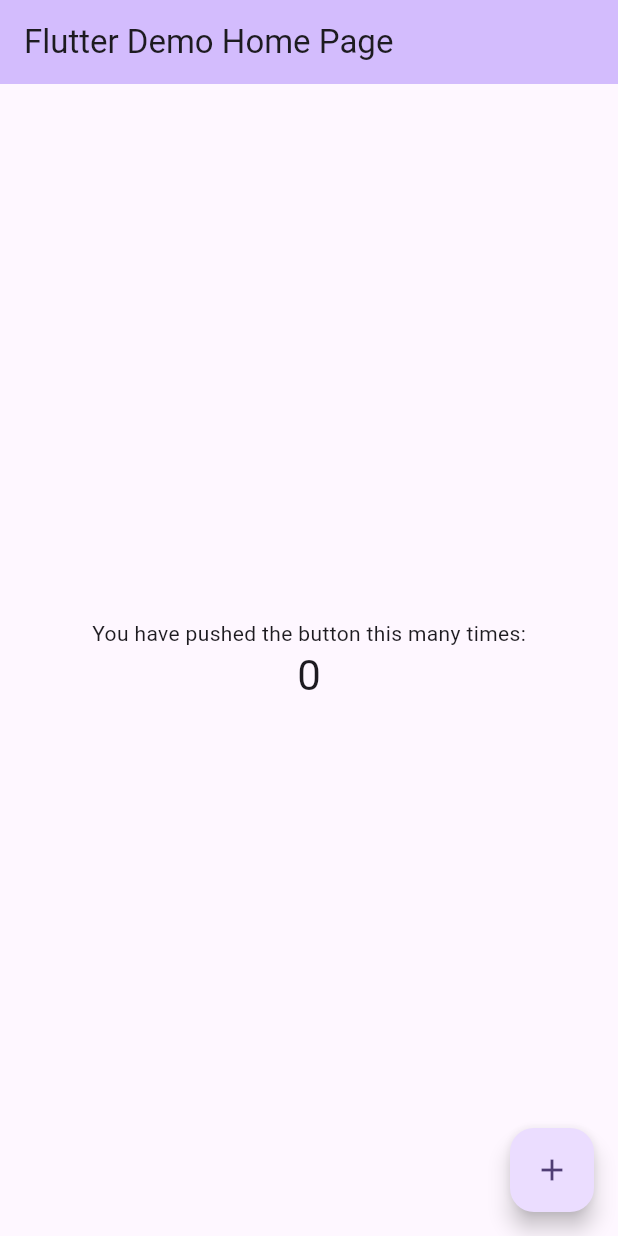
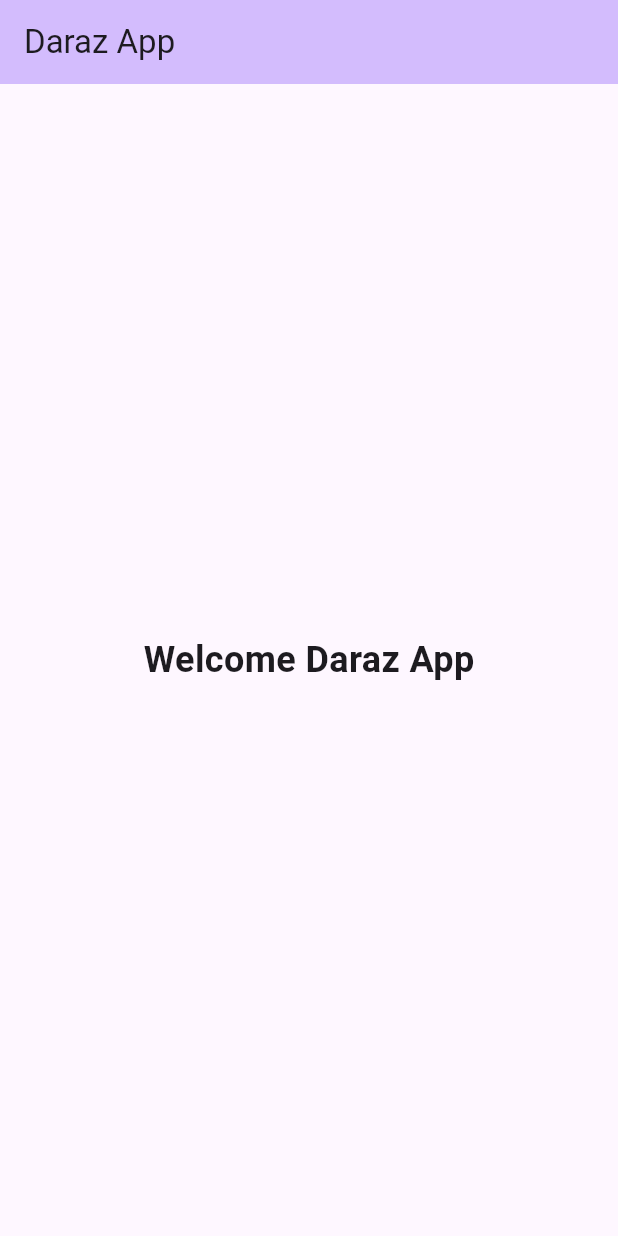
Before and after one commit to gauravkhatriweb/daraz_app, a Flutter app: the screen it shows after launch, on a phone screen of 412 x 824 dp. Run offline on Flutter 3.47's test engine with Material 3 defaults, Android fonts, the phone set to English and light mode, and no system bars.

```diff
--- a/lib/main.dart
+++ b/lib/main.dart
@@ -7,119 +7,38 @@ void main() {
 class MyApp extends StatelessWidget {
   const MyApp({super.key});
 
-  // This widget is the root of your application.
   @override
   Widget build(BuildContext context) {
     return MaterialApp(
-      title: 'Flutter Demo',
+      title: 'Daraz App',
       theme: ThemeData(
-        // This is the theme of your application.
-        //
-        // TRY THIS: Try running your application with "flutter run". You'll see
-        // the application has a purple toolbar. Then, without quitting the app,
-        // try changing the seedColor in the colorScheme below to Colors.green
-        // and then invoke "hot reload" (save your changes or press the "hot
-        // reload" button in a Flutter-supported IDE, or press "r" if you used
-        // the command line to start the app).
-        //
-        // Notice that the counter didn't reset back to zero; the application
-        // state is not lost during the reload. To reset the state, use hot
-        // restart instead.
-        //
-        // This works for code too, not just values: Most code changes can be
-        // tested with just a hot reload.
         colorScheme: ColorScheme.fromSeed(seedColor: Colors.deepPurple),
         useMaterial3: true,
       ),
-      home: const MyHomePage(title: 'Flutter Demo Home Page'),
+      home: const HomePage(),
     );
   }
 }
 
-class MyHomePage extends StatefulWidget {
-  const MyHomePage({super.key, required this.title});
-
-  // This widget is the home page of your application. It is stateful, meaning
-  // that it has a State object (defined below) that contains fields that affect
-  // how it looks.
-
-  // This class is the configuration for the state. It holds the values (in this
-  // case the title) provided by the parent (in this case the App widget) and
-  // used by the build method of the State. Fields in a Widget subclass are
-  // always marked "final".
-
-  final String title;
-
-  @override
-  State<MyHomePage> createState() => _MyHomePageState();
-}
-
-class _MyHomePageState extends State<MyHomePage> {
-  int _counter = 0;
-
-  void _incrementCounter() {
-    setState(() {
-      // This call to setState tells the Flutter framework that something has
-      // changed in this State, which causes it to rerun the build method below
-      // so that the display can reflect the updated values. If we changed
-      // _counter without calling setState(), then the build method would not be
-      // called again, and so nothing would appear to happen.
-      _counter++;
-    });
-  }
+class HomePage extends StatelessWidget {
+  const HomePage({super.key});
 
   @override
   Widget build(BuildContext context) {
-    // This method is rerun every time setState is called, for instance as done
-    // by the _incrementCounter method above.
-    //
-    // The Flutter framework has been optimized to make rerunning build methods
-    // fast, so that you can just rebuild anything that needs updating rather
-    // than having to individually change instances of widgets.
     return Scaffold(
       appBar: AppBar(
-        // TRY THIS: Try changing the color here to a specific color (to
-        // Colors.amber, perhaps?) and trigger a hot reload to see the AppBar
-        // change color while the other colors stay the same.
+        title: const Text('Daraz App'),
         backgroundColor: Theme.of(context).colorScheme.inversePrimary,
-        // Here we take the value from the MyHomePage object that was created by
-        // the App.build method, and use it to set our appbar title.
-        title: Text(widget.title),
       ),
-      body: Center(
-        // Center is a layout widget. It takes a single child and positions it
-        // in the middle of the parent.
-        child: Column(
-          // Column is also a layout widget. It takes a list of children and
-          // arranges them vertically. By default, it sizes itself to fit its
-          // children horizontally, and tries to be as tall as its parent.
-          //
-          // Column has various properties to control how it sizes itself and
-          // how it positions its children. Here we use mainAxisAlignment to
-          // center the children vertically; the main axis here is the vertical
-          // axis because Columns are vertical (the cross axis would be
-          // horizontal).
-          //
-          // TRY THIS: Invoke "debug painting" (choose the "Toggle Debug Paint"
-          // action in the IDE, or press "p" in the console), to see the
-          // wireframe for each widget.
-          mainAxisAlignment: MainAxisAlignment.center,
-          children: <Widget>[
-            const Text(
-              'You have pushed the button this many times:',
-            ),
-            Text(
-              '$_counter',
-              style: Theme.of(context).textTheme.headlineMedium,
-            ),
-          ],
+      body: const Center(
+        child: Text(
+          'Welcome Daraz App',
+          style: TextStyle(
+            fontSize: 24,
+            fontWeight: FontWeight.bold,
+          ),
         ),
       ),
-      floatingActionButton: FloatingActionButton(
-        onPressed: _incrementCounter,
-        tooltip: 'Increment',
-        child: const Icon(Icons.add),
-      ), // This trailing comma makes auto-formatting nicer for build methods.
     );
   }
 }
```
Also changed, not shown: 1 other file.
